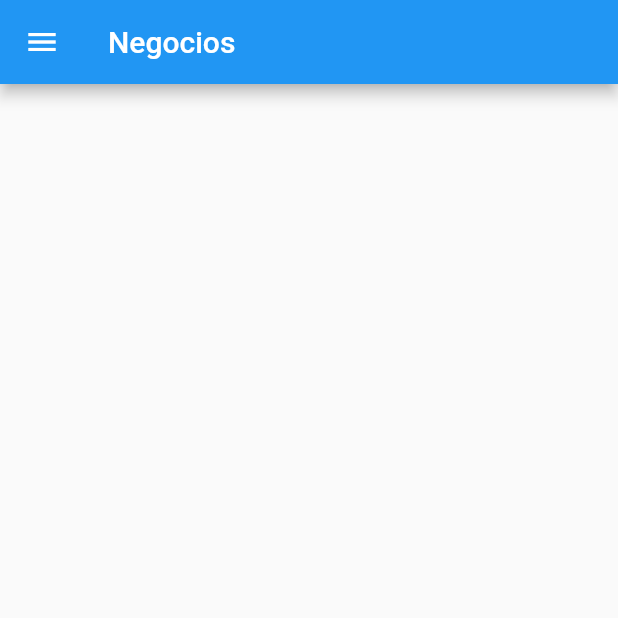
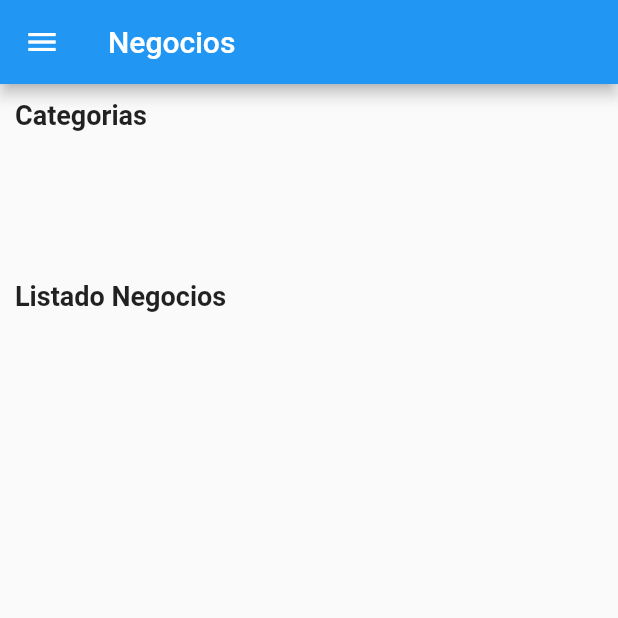
Before and after one commit to julenbero/HolaVeciApp, a Flutter app: the screen it shows once a user with an empty profile is signed in, on a phone screen of 412 x 824 dp, the top half of it. Run offline on Flutter 3.47's test engine with Material 2 defaults, Android fonts, the phone set to English and light mode, and no system bars; our stand-ins replace basic_utils, cloud_firestore, firebase_auth, firebase_core, fluttertoast, google_maps_flutter and 1 more; missing offline and left inert: social_auth_buttons; accounts and stored records are empty; network calls fail.

Commit message:
Busqueda por Categorias en Home

```diff
--- /dev/null
+++ b/lib/categories_scroll.dart
@@ -0,0 +1,151 @@
+import 'package:basic_utils/basic_utils.dart';
+import 'package:flutter/material.dart';
+import 'package:cloud_firestore/cloud_firestore.dart';
+import 'package:holaveci/category_search.dart';
+
+class CategoriesScroll extends StatefulWidget {
+  const CategoriesScroll({Key? key}) : super(key: key);
+
+  @override
+  _CategoriesScrollState createState() => _CategoriesScrollState();
+}
+
+class _CategoriesScrollState extends State<CategoriesScroll> {
+  List ListaCategorias = [];
+  List tabla_negocios = [];
+
+  void initState() {
+    super.initState();
+    getCategorias();
+    getNegocios();
+  }
+
+  void getCategorias() async {
+    //Funcion para consultar personas
+    CollectionReference datos =
+        FirebaseFirestore.instance.collection("Categorias");
+    QuerySnapshot categorias = await datos.get();
+    if (categorias.docs.length > 0) {
+      //print("Trae Datos");
+      for (var doc in categorias.docs) {
+        print(doc.data());
+        setState(() {
+          ListaCategorias.add(doc.data());
+        });
+      }
+    } else {
+      print("Ups....Algo Fallo");
+    }
+  }
+
+  void getNegocios() async {
+    //Funcion para consultar personas
+    CollectionReference datos =
+        FirebaseFirestore.instance.collection("TiposNegocio");
+    QuerySnapshot negocios = await datos.get();
+    if (negocios.docs.length > 0) {
+      //print("Trae Datos");
+      for (var doc in negocios.docs) {
+        print(doc.data());
+        setState(() {
+          tabla_negocios.add(doc.data());
+        });
+      }
+    } else {
+      print("Ups....Algo Fallo");
+    }
+  }
+
+  @override
+  Widget build(BuildContext context) {
+    final double categoryHeight =
+        MediaQuery.of(context).size.height * 0.30 - 50;
+    return SingleChildScrollView(
+      child: Column(
+        crossAxisAlignment: CrossAxisAlignment.start,
+        children: [
+          Text(
+            'Categorias',
+            style: TextStyle(fontWeight: FontWeight.bold, fontSize: 18),
+          ),
+          SizedBox(
+            height: 100,
+            child: ListView.builder(
+                itemCount: ListaCategorias.length,
+                scrollDirection: Axis.horizontal,
+                itemBuilder: (BuildContext, i) {
+                  return InkWell(
+                    onTap: (){
+                      //print(ListaCategorias[i]['Nombre']);
+                      Navigator.push(
+                          context,
+                          MaterialPageRoute(
+                              builder: (context) =>
+                                  Category_Search(StringUtils.capitalize(ListaCategorias[i]['Nombre'], allWords: true))));
+                    },
+                    child: Container(
+                        height: categoryHeight,
+                        width: 150,
+                        decoration: BoxDecoration(
+                            color: Colors.blueAccent,
+                            image: DecorationImage(
+                              image: NetworkImage(ListaCategorias[i]['Imagen']),
+                              fit: BoxFit.fill,
+                            ),
+                            borderRadius:
+                            BorderRadius.all(Radius.circular(20.0))),
+                        margin: EdgeInsets.all(10),
+
+                        child: Center(
+                          child: Text(
+                            ListaCategorias[i]['Nombre'],
+                            style: TextStyle(
+                                fontWeight: FontWeight.bold, color: Colors.white, fontSize: 18),
+                          ),
+                        )),
+                  );
+                }),
+          ),
+          Text(
+            'Listado Negocios',
+            style: TextStyle(fontWeight: FontWeight.bold, fontSize: 18),
+          ),
+          Container(
+            height: 350,
+            child: Center(
+              child: ListView.builder(
+                  padding: EdgeInsets.all(10),
+                  itemCount: tabla_negocios.length,
+                  itemBuilder: (BuildContext, i) {
+                    return Card(
+                      shape: RoundedRectangleBorder(
+                          side: BorderSide(color: Colors.white, width: 1),
+                          borderRadius: BorderRadius.circular(10)),
+                      elevation: 6,
+                      color: Colors.lightBlue,
+                      child: ListTile(
+                        leading: CircleAvatar(
+                          radius: 20,
+                          backgroundImage:
+                              NetworkImage(tabla_negocios[i]['Logo']),
+                        ),
+                        //tileColor: Colors.blueAccent,
+                        title: Text(
+                          tabla_negocios[i]['Nombre'] +
+                              " " +
+                              tabla_negocios[i]['Celular'].toString(),
+                          style: TextStyle(color: Colors.white, fontSize: 22),
+                        ),
+                        subtitle: Text(tabla_negocios[i]['Categorias'] +
+                            " - " +
+                            tabla_negocios[i]['Productos']),
+                      ),
+                    );
+                  }),
+            ),
+          )
+        ],
+      ),
+    );
+  }
+}
--- a/lib/store_main.dart
+++ b/lib/store_main.dart
@@ -1,5 +1,5 @@
 import 'package:flutter/material.dart';
-import 'package:cloud_firestore/cloud_firestore.dart';
+import 'package:holaveci/categories_scroll.dart';
 import 'package:holaveci/drawer_menu.dart';
 
 class Store_Main extends StatefulWidget {
@@ -10,31 +10,6 @@ class Store_Main extends StatefulWidget {
 }
 
 class _Store_MainState extends State<Store_Main> {
-  List tabla_negocios = [];
-
-  void initState() {
-    super.initState();
-    getNegocios();
-  }
-
-  void getNegocios() async {
-    //Funcion para consultar personas
-    CollectionReference datos =
-        FirebaseFirestore.instance.collection("TiposNegocio");
-    QuerySnapshot negocios = await datos.get();
-    if (negocios.docs.length > 0) {
-      //print("Trae Datos");
-      for (var doc in negocios.docs) {
-        print(doc.data());
-        setState(() {
-          tabla_negocios.add(doc.data());
-        });
-      }
-    } else {
-      print("Ups....Algo Fallo");
-    }
-  }
-
   @override
   Widget build(BuildContext context) {
     return Scaffold(
@@ -45,36 +20,8 @@ class _Store_MainState extends State<Store_Main> {
           ],
         ),
         body: Container(
-          child: Center(
-            child: ListView.builder(
-                padding: EdgeInsets.all(10),
-                itemCount: tabla_negocios.length,
-                itemBuilder: (BuildContext, i) {
-                  return Card(
-                    shape: RoundedRectangleBorder(
-                        side: BorderSide(color: Colors.white, width: 1),
-                        borderRadius: BorderRadius.circular(10)),
-                   elevation: 6,
-                    color: Colors.lightBlue,
-                    child: ListTile(
-                     leading: CircleAvatar(
-                       radius: 20,
-                       backgroundImage: NetworkImage(tabla_negocios[i]['Logo']),
-                     ),
-                      //tileColor: Colors.blueAccent,
-                     title: Text(
-                       tabla_negocios[i]['Nombre'] +
-                           " " +
-                           tabla_negocios[i]['Celular'].toString(),
-                       style: TextStyle(color: Colors.white, fontSize: 22),
-                     ),
-                     subtitle: Text(tabla_negocios[i]['Categorias'] +
-                         " - " +
-                         tabla_negocios[i]['Productos']),
-                   ),
-                  );
-                }),
-          ),
+          padding: EdgeInsets.all(10),
+          child: CategoriesScroll()
         ),
       drawer: DrawerNavigation(),
       // floatingActionButton: FloatingActionButton.extended(
```
